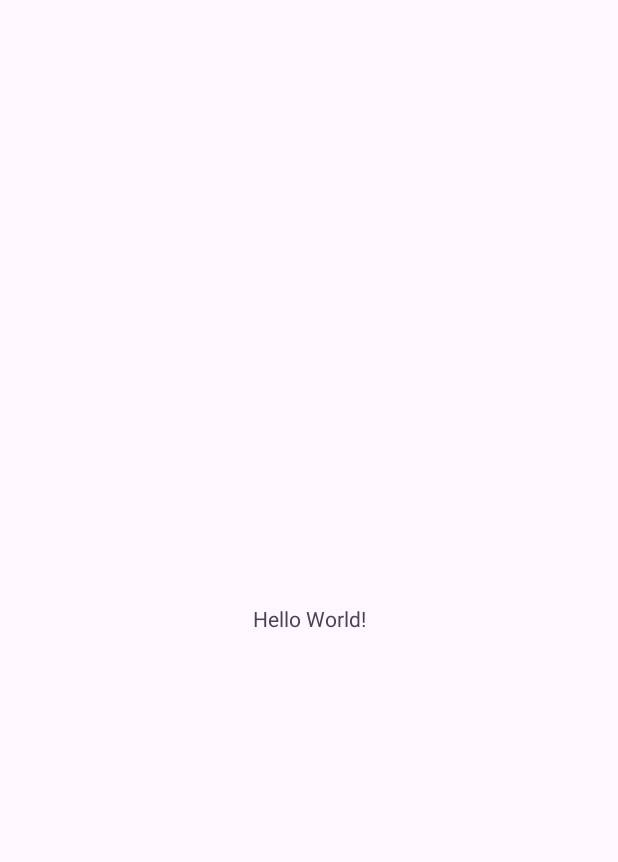
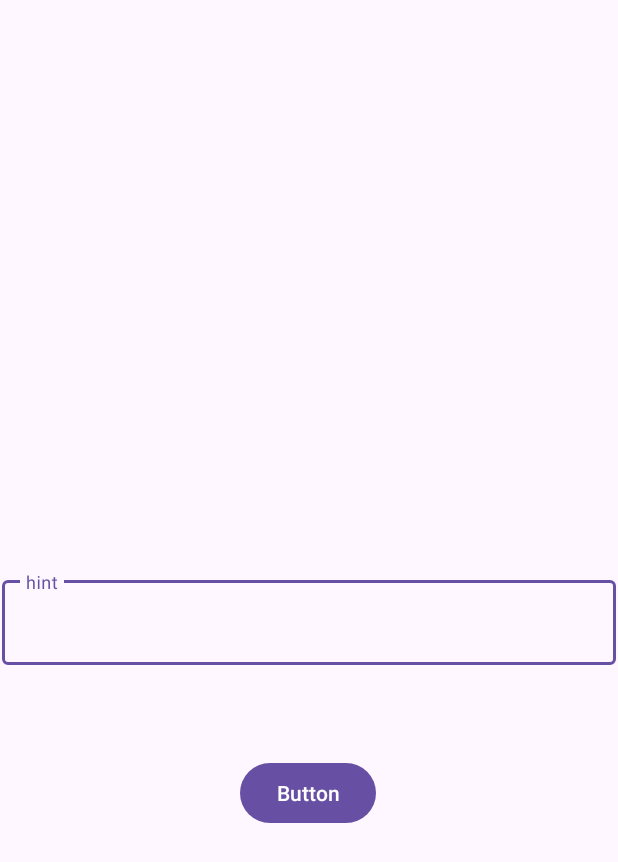
Before and after one commit to sashakanash/Laba_2, an Android app: the screen it shows after launch (MainActivity), on a phone screen of 412 x 824 dp. Before the commit the part shown is almost empty. Shown: the top 862 px of the screen. Run offline under Robolectric (Android 15) with nearby library versions, the phone set to English and light mode, and no system bars.

Commit message:
Создан шаблон приложения

```diff
--- a/app/src/main/res/layout/activity_main.xml
+++ b/app/src/main/res/layout/activity_main.xml
@@ -7,13 +7,30 @@
     android:layout_height="match_parent"
     tools:context=".MainActivity">
 
-    <TextView
-        android:layout_width="wrap_content"
+    <com.google.android.material.textfield.TextInputLayout
+        android:id="@+id/textInputLayout"
+        android:layout_width="409dp"
         android:layout_height="wrap_content"
-        android:text="Hello World!"
         app:layout_constraintBottom_toBottomOf="parent"
         app:layout_constraintEnd_toEndOf="parent"
         app:layout_constraintStart_toStartOf="parent"
-        app:layout_constraintTop_toTopOf="parent" />
+        app:layout_constraintTop_toTopOf="parent">
 
+        <com.google.android.material.textfield.TextInputEditText
+            android:layout_width="match_parent"
+            android:layout_height="wrap_content"
+            android:hint="hint" />
+    </com.google.android.material.textfield.TextInputLayout>
+
+    <Button
+        android:id="@+id/button"
+        android:layout_width="wrap_content"
+        android:layout_height="wrap_content"
+        android:text="Button"
+        app:layout_constraintBottom_toBottomOf="parent"
+        app:layout_constraintEnd_toEndOf="parent"
+        app:layout_constraintHorizontal_bias="0.498"
+        app:layout_constraintStart_toStartOf="parent"
+        app:layout_constraintTop_toBottomOf="@+id/textInputLayout"
+        app:layout_constraintVertical_bias="0.184" />
 </androidx.constraintlayout.widget.ConstraintLayout>
```
